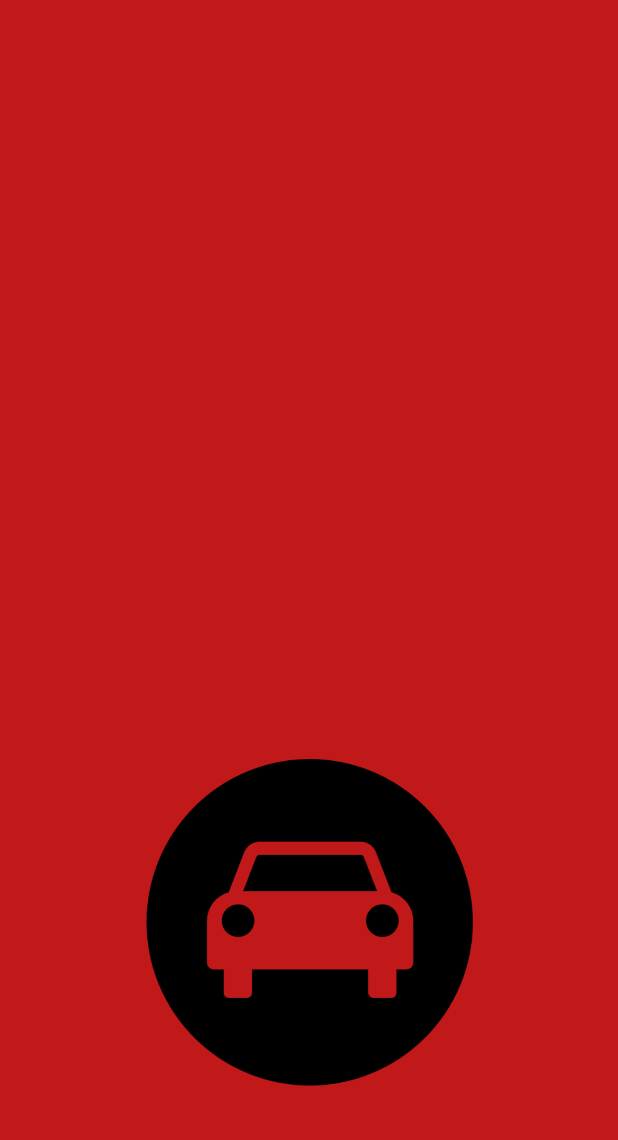
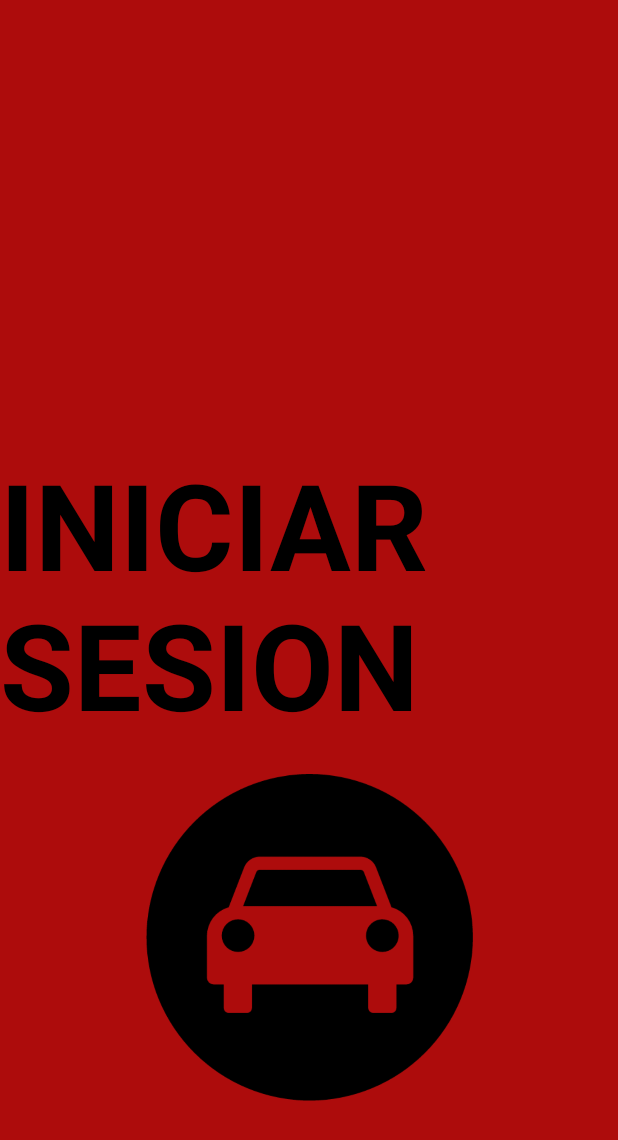
Before and after one commit to Natanker/VOLT, an Android app: the screen it shows after launch (MainActivity), on a phone screen of 412 x 824 dp. Shown: the top 1140 px of the screen. Run offline under Robolectric (Android 15) with nearby library versions, the phone set to English and light mode, and no system bars.

Commit message:
VOLT SENCILLO

```diff
--- a/app/src/main/AndroidManifest.xml
+++ b/app/src/main/AndroidManifest.xml
@@ -6,7 +6,7 @@
         android:allowBackup="true"
         android:dataExtractionRules="@xml/data_extraction_rules"
         android:fullBackupContent="@xml/backup_rules"
-        android:icon="@mipmap/ic_launcher"
+        android:icon="@drawable/ose"
         android:label="@string/app_name"
         android:roundIcon="@mipmap/ic_launcher_round"
         android:supportsRtl="true"
--- a/app/src/main/java/com/example/voltna/MainActivity.java
+++ b/app/src/main/java/com/example/voltna/MainActivity.java
@@ -19,6 +19,7 @@
             public void onClick(View v) {
                 Intent intent = new Intent(MainActivity.this, MainActivity2.class);
                 startActivity(intent);
+                finish();
             }
         });
     }
--- a/app/src/main/java/com/example/voltna/ViewPagerAdapter.java
+++ b/app/src/main/java/com/example/voltna/ViewPagerAdapter.java
@@ -31,7 +31,7 @@
         // Títulos para las pestañas
         switch (position) {
             case 0: return "MENU";
-            case 1: return "NOVEDADES";
+            case 1: return "APLICACIONES";
             case 2: return "CONFIGURACION";
             default: return null;
         }
--- a/app/src/main/res/layout/activity_main.xml
+++ b/app/src/main/res/layout/activity_main.xml
@@ -5,7 +5,7 @@
     android:id="@+id/main"
     android:layout_width="match_parent"
     android:layout_height="match_parent"
-    android:background="#F7BF1212"
+    android:background="#F7AB0505"
     tools:context=".MainActivity">
 
 
@@ -24,11 +24,28 @@
         android:id="@+id/imageView"
         android:layout_width="283dp"
         android:layout_height="218dp"
+        android:layout_marginTop="30dp"
         android:layout_marginBottom="100dp"
         app:layout_constraintBottom_toBottomOf="parent"
         app:layout_constraintEnd_toEndOf="parent"
         app:layout_constraintStart_toStartOf="parent"
+        app:layout_constraintTop_toBottomOf="@+id/textView"
         app:srcCompat="@drawable/ose"
         tools:ignore="ContentDescription,MissingConstraints" />
 
+    <TextView
+        android:id="@+id/textView"
+        android:layout_width="wrap_content"
+        android:layout_height="wrap_content"
+
+        android:layout_marginBottom="20dp"
+        android:text="INICIAR SESION"
+        android:textColor="@color/black"
+        android:textSize="80sp"
+        android:textStyle="bold"
+        app:layout_constraintBottom_toTopOf="@+id/boten"
+        app:layout_constraintEnd_toEndOf="parent"
+        app:layout_constraintStart_toStartOf="parent"
+        tools:ignore="MissingConstraints" />
+
 </androidx.constraintlayout.widget.ConstraintLayout>
--- a/app/src/main/res/layout/fragment_2.xml
+++ b/app/src/main/res/layout/fragment_2.xml
@@ -4,5 +4,5 @@
     xmlns:tools="http://schemas.android.com/tools"
     android:layout_width="match_parent"
     android:layout_height="match_parent"
-    android:background="#00212A"
+    android:background="@drawable/vector"
     tools:context=".Fragment2"/>
--- a/app/src/main/res/layout/fragment_3.xml
+++ b/app/src/main/res/layout/fragment_3.xml
@@ -4,5 +4,5 @@
     xmlns:tools="http://schemas.android.com/tools"
     android:layout_width="match_parent"
     android:layout_height="match_parent"
-    android:background="#2C0000"
+    android:background="@drawable/falso"
     tools:context=".Fragment3"/>
```
Also changed, not shown: app/src/main/java/com/example/voltna/MainActivity2.java (+2 -5 lines), app/src/main/res/layout/fragment_1.xml (+14 -2 lines), app/src/main/res/drawable/care.png (added), app/src/main/res/drawable/falso.jpg (added), app/src/main/res/drawable/ostea.webp (added), app/src/main/res/drawable/red.jpg (added), app/src/main/res/drawable/vector.webp (added).
